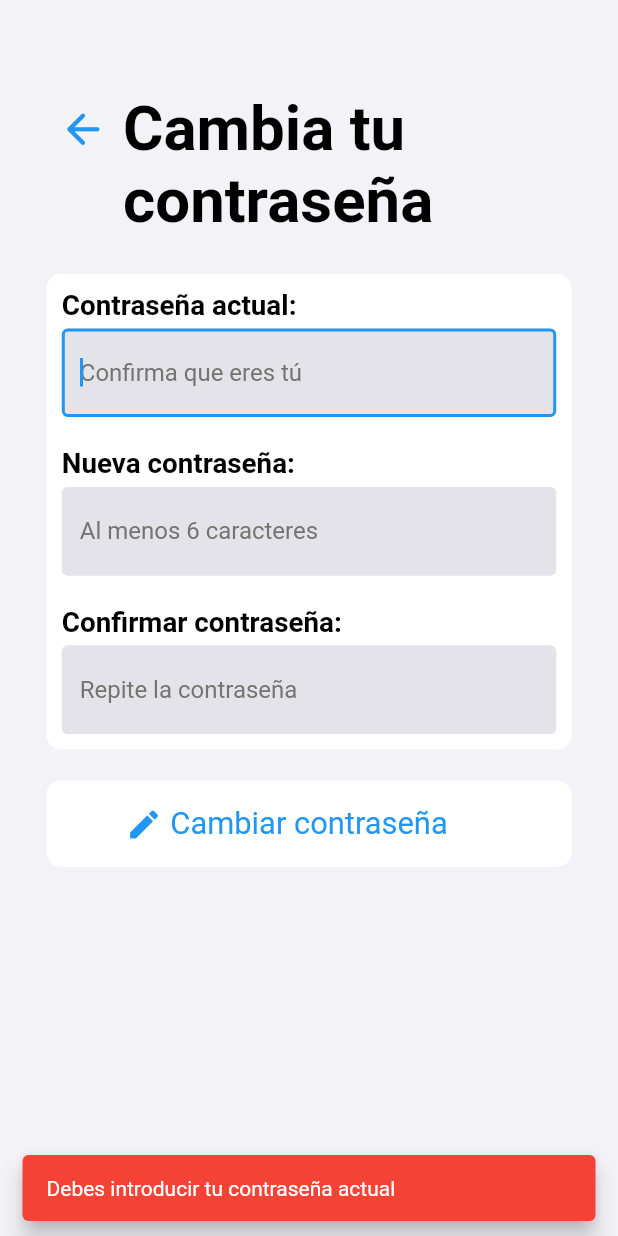
After one commit to joaquinsolla/Simplex, a Flutter app: the ChangePasswordService screen opened by its route, after a tap on "Cambiar contraseña", on a phone screen of 412 x 824 dp. The commit adds this screen. Run offline on Flutter 3.47's test engine with Material 2 defaults, Android fonts, the phone set to English and light mode, and no system bars; our stand-ins replace bottom_navy_bar, cloud_firestore, firebase_auth, firebase_core, flutter_local_notifications, focused_menu and 2 more; accounts and stored records are empty.

Commit message:
Implemented change password

```diff
--- a/lib/main.dart
+++ b/lib/main.dart
@@ -6,6 +6,7 @@ import 'package:flutter/material.dart';
 import 'package:flutter_localizations/flutter_localizations.dart';
 import 'package:firebase_core/firebase_core.dart';
 import 'package:simplex/services/shared_preferences_service.dart';
+import 'package:simplex/services/change_password_service.dart';
 
 import 'common/vars.dart';
 import 'pages/all_pages.dart';
@@ -36,6 +37,7 @@ Future main() async {
       '/events/event_details': (context) => const EventDetails(),
       '/events/edit_event': (context) => const EditEvent(),
       '/events/expired_events': (context) => const ExpiredEvents(),
+      '/services/change_password_service': (context) => const ChangePasswordService(),
     },
   ));
 
--- a/lib/pages/home.dart
+++ b/lib/pages/home.dart
@@ -405,11 +405,31 @@ class _HomeState extends State<Home> {
             fontSize: deviceWidth * 0.0475,
             fontWeight: FontWeight.bold),),
         SizedBox(height: deviceHeight * 0.0025,),
-        Text(user.email!, style: TextStyle(
-            color: colorSecondText,
-            fontSize: deviceWidth * 0.04,
-            fontWeight: FontWeight.normal),),
+        Wrap(
+          children: [
+            Text(user.email!, style: TextStyle(
+                color: colorSecondText,
+                fontSize: deviceWidth * 0.04,
+                fontWeight: FontWeight.normal),),
+            SizedBox(width: deviceWidth * 0.005,),
+            Icon(Icons.verified_rounded, color: colorSecondText, size: deviceWidth*0.04,),
+          ],
+        ),
         SizedBox(height: deviceHeight * 0.005,),
+        Divider(color: colorThirdText),
+        Container(
+          width: deviceWidth*0.8,
+          height: deviceHeight*0.05,
+          child: TextButton(
+            child: Text('Cambia tu contraseña', style: TextStyle(
+                color: colorSpecialItem,
+                fontSize: deviceWidth * 0.04,
+                fontWeight: FontWeight.normal),),
+            onPressed: (){
+              Navigator.pushNamed(context, '/services/change_password_service');
+            },
+          ),
+        ),
       ]),
       SizedBox(height: deviceHeight * 0.025),
       Container(
--- /dev/null
+++ b/lib/services/change_password_service.dart
@@ -0,0 +1,274 @@
+import 'package:firebase_auth/firebase_auth.dart';
+import 'package:flutter/material.dart';
+import 'package:simplex/common/all_common.dart';
+
+
+class ChangePasswordService extends StatefulWidget{
+  const ChangePasswordService({Key? key}) : super(key: key);
+
+  @override
+  _ChangePasswordServiceState createState() => _ChangePasswordServiceState();
+}
+
+class _ChangePasswordServiceState extends State<ChangePasswordService> {
+  final oldPassController = TextEditingController();
+  final newPassController1 = TextEditingController();
+  final newPassController2 = TextEditingController();
+  FocusNode oldPassFocusNode = FocusNode();
+  FocusNode newPassFocusNode1 = FocusNode();
+  FocusNode newPassFocusNode2 = FocusNode();
+
+  @override
+  void dispose(){
+    oldPassController.dispose();
+    newPassController1.dispose();
+    newPassController2.dispose();
+    super.dispose();
+  }
+
+  @override
+  Widget build(BuildContext context) {
+    return Scaffold(
+      backgroundColor: colorMainBackground,
+      body: homeArea([
+        pageHeader(context, 'Cambia tu contraseña'),
+        alternativeFormContainer([
+          Column(
+            crossAxisAlignment: CrossAxisAlignment.start,
+            children: [
+              Text('Contraseña actual:', style: TextStyle(color: colorMainText,
+                  fontSize: deviceWidth * 0.045,
+                  fontWeight: FontWeight.bold),),
+              SizedBox(height: deviceHeight * 0.005),
+              TextField(
+                keyboardType: TextInputType.visiblePassword,
+                obscureText: true,
+                enableSuggestions: false,
+                autocorrect: false,
+                textInputAction: TextInputAction.next,
+                focusNode: oldPassFocusNode,
+                style: TextStyle(color: colorMainText),
+                controller: oldPassController,
+                decoration: InputDecoration(
+                  fillColor: colorThirdBackground,
+                  filled: true,
+                  enabledBorder: OutlineInputBorder(
+                    borderSide: BorderSide(
+                        color: colorThirdBackground, width: 1),
+                  ),
+                  focusedBorder: const OutlineInputBorder(
+                    borderSide:
+                    BorderSide(color: colorSpecialItem, width: 2),
+                  ),
+                  hintText: 'Confirma que eres tú',
+                  hintStyle: TextStyle(color: colorThirdText),
+                ),
+              ),
+              SizedBox(height: deviceHeight * 0.025),
+            ],
+          ),
+          Column(
+            crossAxisAlignment: CrossAxisAlignment.start,
+            children: [
+              Text('Nueva contraseña:', style: TextStyle(color: colorMainText,
+                  fontSize: deviceWidth * 0.045,
+                  fontWeight: FontWeight.bold),),
+              SizedBox(height: deviceHeight * 0.005),
+              TextField(
+                keyboardType: TextInputType.visiblePassword,
+                obscureText: true,
+                enableSuggestions: false,
+                autocorrect: false,
+                textInputAction: TextInputAction.next,
+                focusNode: newPassFocusNode1,
+                style: TextStyle(color: colorMainText),
+                controller: newPassController1,
+                decoration: InputDecoration(
+                  fillColor: colorThirdBackground,
+                  filled: true,
+                  enabledBorder: OutlineInputBorder(
+                    borderSide: BorderSide(
+                        color: colorThirdBackground, width: 1),
+                  ),
+                  focusedBorder: const OutlineInputBorder(
+                    borderSide:
+                    BorderSide(color: colorSpecialItem, width: 2),
+                  ),
+                  hintText: 'Al menos 6 caracteres',
+                  hintStyle: TextStyle(color: colorThirdText),
+                ),
+              ),
+              SizedBox(height: deviceHeight * 0.025),
+            ],
+          ),
+          Column(
+            crossAxisAlignment: CrossAxisAlignment.start,
+            children: [
+              Text('Confirmar contraseña:', style: TextStyle(color: colorMainText,
+                  fontSize: deviceWidth * 0.045,
+                  fontWeight: FontWeight.bold),),
+              SizedBox(height: deviceHeight * 0.005),
+              TextField(
+                keyboardType: TextInputType.visiblePassword,
+                obscureText: true,
+                enableSuggestions: false,
+                autocorrect: false,
+                textInputAction: TextInputAction.done,
+                focusNode: newPassFocusNode2,
+                style: TextStyle(color: colorMainText),
+                controller: newPassController2,
+                decoration: InputDecoration(
+                  fillColor: colorThirdBackground,
+                  filled: true,
+                  enabledBorder: OutlineInputBorder(
+                    borderSide: BorderSide(
+                        color: colorThirdBackground, width: 1),
+                  ),
+                  focusedBorder: const OutlineInputBorder(
+                    borderSide:
+                    BorderSide(color: colorSpecialItem, width: 2),
+                  ),
+                  hintText: 'Repite la contraseña',
+                  hintStyle: TextStyle(color: colorThirdText),
+                ),
+              ),
+            ],
+          ),
+        ]),
+        SizedBox(height: deviceHeight * 0.025),
+        Container(
+          decoration: BoxDecoration(
+            borderRadius: BorderRadius.circular(10),
+            color: colorSecondBackground,
+          ),
+          child: Column(
+            mainAxisAlignment: MainAxisAlignment.center,
+            crossAxisAlignment: CrossAxisAlignment.center,
+            children: [ SizedBox(
+              width: deviceWidth * 0.8,
+              height: deviceHeight * 0.07,
+              child: TextButton(
+                child: Row(
+                  mainAxisAlignment: MainAxisAlignment.center,
+                  crossAxisAlignment: CrossAxisAlignment.center,
+                  children: [
+                    Icon(
+                        Icons.edit, color: colorSpecialItem,
+                        size: deviceWidth * 0.06),
+                    Text(
+                      ' Cambiar contraseña ',
+                      style: TextStyle(
+                          color: colorSpecialItem,
+                          fontSize: deviceWidth * 0.05,
+                          fontWeight: FontWeight.normal),
+                    ),
+                    Icon(Icons.edit,
+                        color: Colors.transparent, size: deviceWidth * 0.06),
+                  ],
+                ),
+                onPressed: () {
+                  if (newPassController1.text.trim() == ''){
+                    oldPassFocusNode.requestFocus();
+                    ScaffoldMessenger.of(context).showSnackBar(const SnackBar(
+                      content: Text("Debes introducir tu contraseña actual"),
+                      backgroundColor: Colors.red,
+                      behavior: SnackBarBehavior.floating,
+                      duration: Duration(seconds: 2),
+                    ));
+                  }
+                  else if (newPassController1.text.trim().length < 6){
+                    newPassFocusNode1.requestFocus();
+                    ScaffoldMessenger.of(context).showSnackBar(const SnackBar(
+                      content: Text("La contraseña debe contener al menos 6 caracteres"),
+                      backgroundColor: Colors.red,
+                      behavior: SnackBarBehavior.floating,
+                      duration: Duration(seconds: 2),
+                    ));
+                  }
+                  else if (newPassController1.text.trim() != newPassController2.text.trim()) {
+                    newPassFocusNode2.requestFocus();
+                    ScaffoldMessenger.of(context).showSnackBar(const SnackBar(
+                      content: Text("Las contraseñas no coinciden"),
+                      backgroundColor: Colors.red,
+                      behavior: SnackBarBehavior.floating,
+                      duration: Duration(seconds: 2),
+                    ));
+                  }
+                  else if (newPassController1.text.trim() == oldPassController.text.trim()) {
+                    newPassFocusNode1.requestFocus();
+                    ScaffoldMessenger.of(context).showSnackBar(const SnackBar(
+                      content: Text("La contraseña nueva es igual que la actual"),
+                      backgroundColor: Colors.red,
+                      behavior: SnackBarBehavior.floating,
+                      duration: Duration(seconds: 2),
+                    ));
+                  }
+                  else changePassword(oldPassController.text.trim(), newPassController1.text.trim());
+                },
+              ),
+            ),
+            ],
+          ),
+        ),
+
+      ]),
+    );
+  }
+
+  Future changePassword(String currentPassword, String newPassword) async{
+    bool hasErrors = false;
+    showDialog(
+        context: context,
+        barrierDismissible: false,
+        builder: (context) => Center(child: CircularProgressIndicator(),)
+    );
+
+    try {
+      await FirebaseAuth.instance.signInWithEmailAndPassword(
+        email: FirebaseAuth.instance.currentUser!.email.toString(),
+        password: currentPassword,
+      );
+    } on FirebaseAuthException catch (e){
+      if (e.message!.contains('The password is invalid or the user does not have a password.')) {
+        oldPassFocusNode.requestFocus();
+        ScaffoldMessenger.of(context).showSnackBar(const SnackBar(
+          content: Text("Contraseña actual incorrecta"),
+          backgroundColor: Colors.red,
+          behavior: SnackBarBehavior.floating,
+          duration: Duration(seconds: 2),
+        ));
+      }
+      else ScaffoldMessenger.of(context).showSnackBar(const SnackBar(
+          content: Text("Ha ocurrido un error, inténtalo de nuevo"),
+          backgroundColor: Colors.red,
+          behavior: SnackBarBehavior.floating,
+          duration: Duration(seconds: 2),
+        ));
+      debugPrint('[ERR] ' + e.message.toString());
+      hasErrors = true;
+    }
+
+    if (hasErrors==false) try {
+      await FirebaseAuth.instance.currentUser!.updatePassword(newPassword);
+      debugPrint('[OK] Password updated');
+      ScaffoldMessenger.of(context).showSnackBar(const SnackBar(
+        content: Text("Se ha actualizado tu contraseña"),
+        backgroundColor: Colors.green,
+        behavior: SnackBarBehavior.floating,
+        duration: Duration(seconds: 2),
+      ));
+    } on Exception catch (e){
+      ScaffoldMessenger.of(context).showSnackBar(const SnackBar(
+        content: Text("Ha ocurrido un error, inténtalo de nuevo"),
+        backgroundColor: Colors.red,
+        behavior: SnackBarBehavior.floating,
+        duration: Duration(seconds: 2),
+      ));
+      debugPrint('[ERR] ' + e.toString());
+    }
+
+    navigatorKey.currentState!.pop();
+    if (hasErrors==false) Navigator.pop(context);
+
+  }
+}
```
